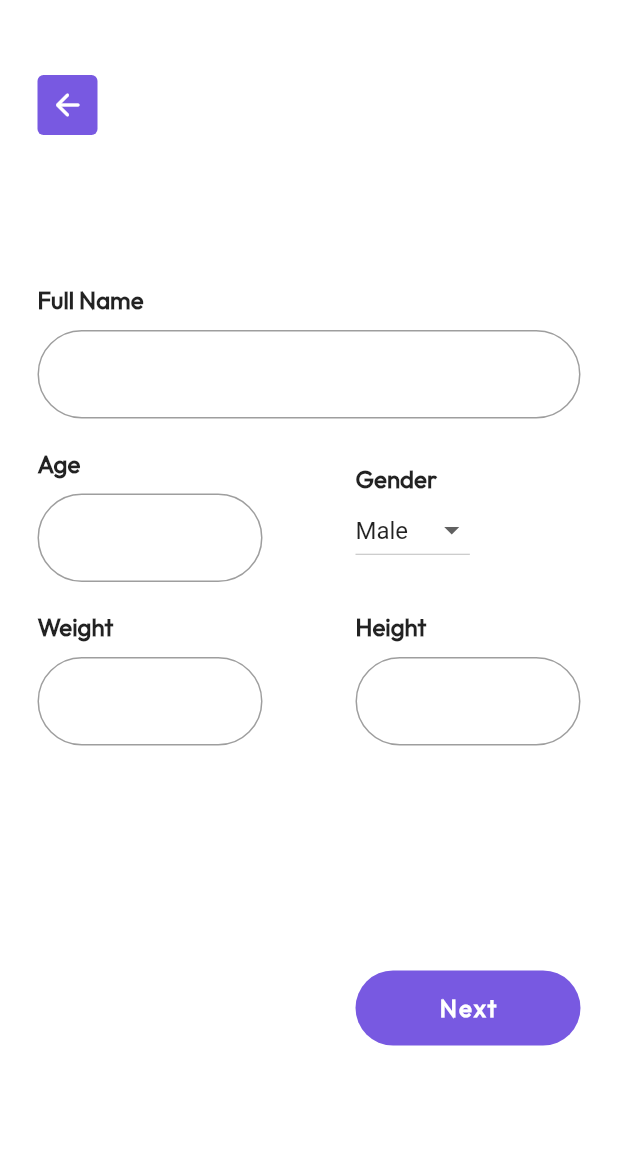
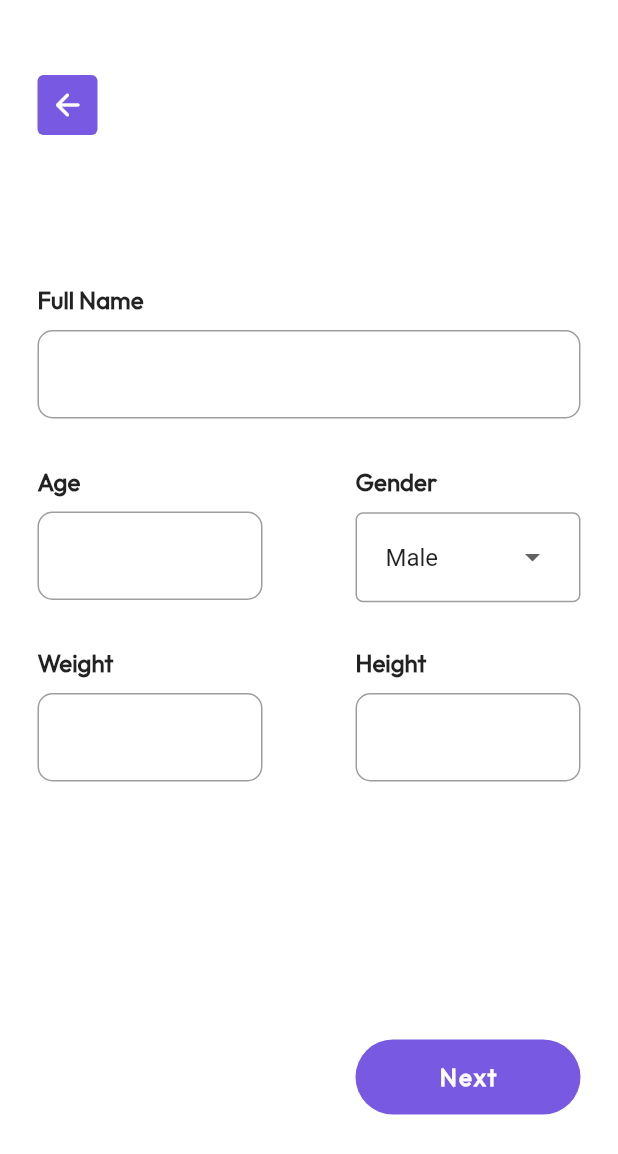
Before and after one commit to bibashmgr/fitt_client, a Flutter app: the screen it shows after launch, swiped to page 3, on a phone screen of 412 x 824 dp. Shown: the top 1154 px of the screen. Run offline on Flutter 3.47's test engine with Material 2 defaults, Android fonts, the phone set to English and light mode, and no system bars.

Commit message:
Add: form validation on info-section

```diff
--- a/lib/components/custom_text_field.dart
+++ b/lib/components/custom_text_field.dart
@@ -5,8 +5,11 @@ import 'package:fitt_client/constants/colors.dart';
 
 class CustomTextField extends StatefulWidget {
   final String labelName;
+  final TextInputType inputType;
 
-  const CustomTextField({Key? key, required this.labelName}) : super(key: key);
+  const CustomTextField(
+      {Key? key, required this.labelName, required this.inputType})
+      : super(key: key);
 
   @override
   State<CustomTextField> createState() => _CustomTextFieldState();
@@ -19,7 +22,7 @@ class _CustomTextFieldState extends State<CustomTextField> {
       crossAxisAlignment: CrossAxisAlignment.start,
       children: <Widget>[
         Text(
-          '${widget.labelName} ',
+          widget.labelName,
           style: const TextStyle(
             fontFamily: 'Outfit',
             fontSize: 16.0,
@@ -31,16 +34,21 @@ class _CustomTextFieldState extends State<CustomTextField> {
         ),
         TextFormField(
           cursorColor: kDarkColor,
+          keyboardType: widget.inputType,
           decoration: InputDecoration(
+            helperText: '',
             border: OutlineInputBorder(
-              borderSide: const BorderSide(color: kDarkColor, width: 1.0),
-              borderRadius: BorderRadius.circular(50.0),
+              borderSide: const BorderSide(color: kDarkColor, width: 2.0),
+              borderRadius: BorderRadius.circular(10.0),
             ),
             focusedBorder: OutlineInputBorder(
-              borderSide: const BorderSide(color: kDarkColor, width: 1.0),
-              borderRadius: BorderRadius.circular(50.0),
+              borderSide: const BorderSide(color: kDarkColor, width: 1.5),
+              borderRadius: BorderRadius.circular(10.0),
             ),
           ),
+          validator: (value) {
+            return (value!.isEmpty) ? 'Required' : null;
+          },
         ),
       ],
     );
--- a/lib/screens/starting_screen/components/info.dart
+++ b/lib/screens/starting_screen/components/info.dart
@@ -61,16 +61,22 @@ class _InfoState extends State<Info> {
                   key: formKey,
                   child: Column(
                     children: <Widget>[
-                      const CustomTextField(labelName: 'Full Name'),
+                      const CustomTextField(
+                        labelName: 'Full Name',
+                        inputType: TextInputType.text,
+                      ),
                       const SizedBox(
-                        height: 20,
+                        height: 10,
                       ),
                       Row(
                         mainAxisAlignment: MainAxisAlignment.spaceBetween,
                         children: <Widget>[
                           const SizedBox(
                             width: 150,
-                            child: CustomTextField(labelName: 'Age'),
+                            child: CustomTextField(
+                              labelName: 'Age',
+                              inputType: TextInputType.number,
+                            ),
                           ),
                           SizedBox(
                               width: 150,
@@ -78,49 +84,77 @@ class _InfoState extends State<Info> {
                                 crossAxisAlignment: CrossAxisAlignment.start,
                                 children: <Widget>[
                                   const Text(
-                                  'Gender',
+                                    "Gender",
                                     style: TextStyle(
                                       fontFamily: 'Outfit',
                                       fontSize: 16.0,
                                       fontWeight: FontWeight.w600,
                                     ),
                                   ),
-                                DropdownButton(
+                                  const SizedBox(
+                                    height: 10,
+                                  ),
+                                  SizedBox(
+                                    height: 80,
+                                    child: InputDecorator(
+                                      decoration: InputDecoration(
+                                        contentPadding:
+                                            const EdgeInsets.symmetric(
+                                          horizontal: 20.0,
+                                          vertical: 18.0,
+                                        ),
+                                        border: OutlineInputBorder(
+                                          borderRadius:
+                                              BorderRadius.circular(5.0),
+                                        ),
+                                      ),
+                                      child: DropdownButtonFormField(
                                         value: dropdownValue,
-                                  elevation: 1,
-                                  borderRadius: BorderRadius.circular(10.0),
+                                        decoration:
+                                            const InputDecoration.collapsed(
+                                          hintText: '',
+                                        ),
                                         onChanged: (String? newValue) {
                                           setState(() {
                                             dropdownValue = newValue!;
                                           });
                                         },
-                                  items: <String>['Male', 'Female']
-                                      .map<DropdownMenuItem<String>>(
+                                        items: <String>[
+                                          'Male',
+                                          'Female',
+                                        ].map<DropdownMenuItem<String>>(
                                             (String value) {
                                           return DropdownMenuItem<String>(
                                             value: value,
                                             child: Text(value),
                                           );
                                         }).toList(),
-                                )
-                              ],
+                                      ),
                                     ),
                                   ),
                                 ],
+                              )),
+                        ],
                       ),
                       const SizedBox(
-                        height: 20,
+                        height: 10,
                       ),
                       Row(
                         mainAxisAlignment: MainAxisAlignment.spaceBetween,
                         children: const <Widget>[
                           SizedBox(
                             width: 150,
-                            child: CustomTextField(labelName: 'Weight'),
+                            child: CustomTextField(
+                              labelName: 'Weight',
+                              inputType: TextInputType.number,
+                            ),
                           ),
                           SizedBox(
                             width: 150,
-                            child: CustomTextField(labelName: 'Height'),
+                            child: CustomTextField(
+                              labelName: 'Height',
+                              inputType: TextInputType.number,
+                            ),
                           ),
                         ],
                       ),
@@ -132,9 +166,11 @@ class _InfoState extends State<Info> {
                         children: <Widget>[
                           ElevatedButton(
                             onPressed: () {
+                              if (formKey.currentState!.validate()) {
                                 widget.pageController.animateToPage(3,
                                     duration: const Duration(milliseconds: 250),
                                     curve: Curves.easeIn);
+                              }
                             },
                             style: ElevatedButton.styleFrom(
                               elevation: 0.0,
```
Lines whose indentation alone changed are shown as unchanged.
